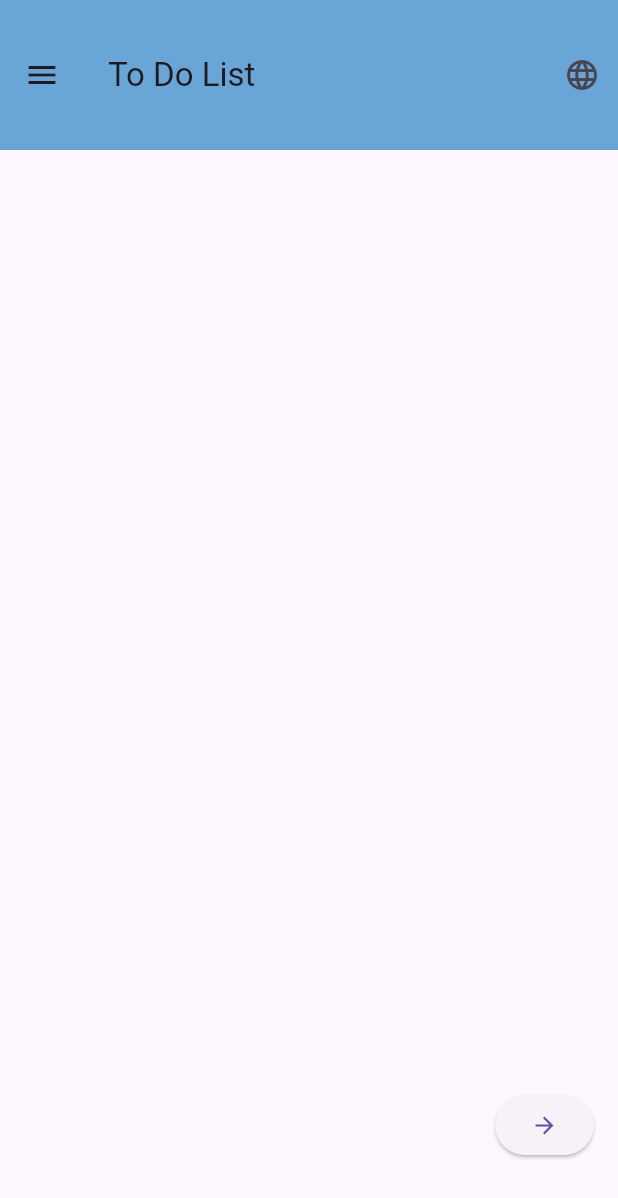
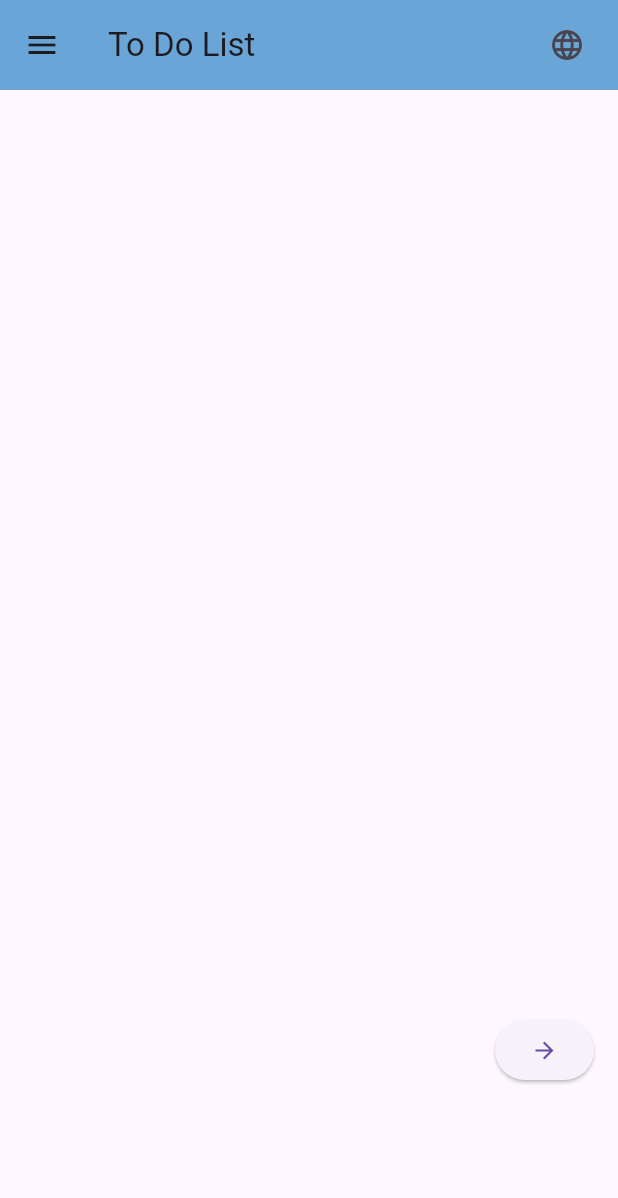
Before and after one commit to VDgit03/2025_LTTBDD_N04_Nhom_12, a Flutter app: the screen it shows after launch, on a phone screen of 412 x 824 dp. Shown: the top 1198 px of the screen. Run offline on Flutter 3.47's test engine with Material 3 defaults, Android fonts, the phone set to English and light mode, and no system bars.

Commit message:
tách scaffold thành 1 file và sửa lại cấu trúc file dự án

```diff
--- a/lib/dashboard.dart
+++ b/lib/dashboard.dart
@@ -5,6 +5,6 @@ class dashboard extends StatelessWidget {
 
   @override
   Widget build(BuildContext context) {
-    return Container(height: 610);
+    return Container(height: 600, width: 600, child: Row());
   }
 }
--- /dev/null
+++ b/lib/homepage.dart
@@ -0,0 +1,65 @@
+import 'package:flutter/material.dart';
+import 'navigation.dart';
+import 'dashboard.dart';
+
+class Homepage extends StatelessWidget {
+  const Homepage({super.key});
+
+  @override
+  Widget build(BuildContext context) {
+    return Scaffold(
+      appBar: AppBar(
+        backgroundColor: const Color.fromARGB(255, 105, 166, 215),
+        toolbarHeight: 60,
+        title: Text('To Do List', textAlign: TextAlign.center),
+        actions: [
+          IconButton(onPressed: () {}, icon: Icon(Icons.language)),
+          Padding(padding: EdgeInsets.only(right: 10)),
+        ],
+      ),
+      drawer: Drawer(
+        child: ListView(
+          padding: EdgeInsets.zero,
+          children: [
+            //header của drawer
+            const DrawerHeader(
+              padding: EdgeInsets.only(top: 50),
+              decoration: BoxDecoration(
+                color: Color.fromARGB(255, 105, 166, 215),
+              ),
+              child: Text(
+                'Daily List',
+                textAlign: TextAlign.center,
+                style: TextStyle(fontSize: 30),
+              ),
+            ),
+            // link trang chủ
+            ListTile(
+              leading: Icon(Icons.home),
+              title: Text('Trang chủ'),
+              onTap: () {
+                // Đóng Drawer lại
+                Navigator.pop(context);
+                // Có thể thêm điều hướng tới Home nếu có nhiều trang
+                ScaffoldMessenger.of(context).showSnackBar(
+                  const SnackBar(
+                    backgroundColor: Color.fromARGB(255, 105, 166, 215),
+                    content: Text(
+                      'Đã tới Trang chủ',
+                      textAlign: TextAlign.center,
+                      style: TextStyle(fontSize: 18, color: Colors.black),
+                    ),
+                  ),
+                );
+              },
+            ),
+            ListTile(),
+          ],
+        ),
+      ),
+      body: const SingleChildScrollView(
+        child: Column(children: [dashboard(), navigation_dashboard()]),
+      ),
+    );
+  }
+}
--- a/lib/main.dart
+++ b/lib/main.dart
@@ -1,6 +1,6 @@
 import 'package:flutter/material.dart';
-import 'navigation.dart';
-import 'dashboard.dart';
+import 'package:mobile_ck/dashboard.dart';
+import 'homepage.dart';
 
 void main() {
   runApp(const MyApp());
@@ -15,66 +15,7 @@ class MyApp extends StatelessWidget {
       debugShowCheckedModeBanner: false,
       title: 'To do list',
       theme: ThemeData(primarySwatch: Colors.blue),
-      home: MY_page_home(),
+      home: Homepage(),
     );
   }
 }
-
-class MY_page_home extends StatelessWidget {
-  const MY_page_home({super.key});
-
-  @override
-  Widget build(BuildContext context) {
-    return Scaffold(
-      appBar: AppBar(
-        backgroundColor: const Color.fromARGB(255, 105, 166, 215),
-        toolbarHeight: 100,
-        title: Text('To Do List', textAlign: TextAlign.center),
-        actions: [IconButton(onPressed: () {}, icon: Icon(Icons.language))],
-      ),
-      drawer: Drawer(
-        child: ListView(
-          padding: EdgeInsets.zero,
-          children: [
-            //header của drawer
-            const DrawerHeader(
-              padding: EdgeInsets.only(top: 50),
-              decoration: BoxDecoration(
-                color: Color.fromARGB(255, 105, 166, 215),
-              ),
-              child: Text(
-                'Daily List',
-                textAlign: TextAlign.center,
-                style: TextStyle(fontSize: 30),
-              ),
-            ),
-            // link trang chủ
-            ListTile(
-              leading: Icon(Icons.home),
-              title: Text('Trang chủ'),
-              onTap: () {
-                // Đóng Drawer lại
-                Navigator.pop(context);
-                // Có thể thêm điều hướng tới Home nếu có nhiều trang
-                ScaffoldMessenger.of(context).showSnackBar(
-                  const SnackBar(
-                    backgroundColor: Color.fromARGB(255, 105, 166, 215),
-                    content: Text(
-                      'Đã tới Trang chủ',
-                      textAlign: TextAlign.center,
-                      style: TextStyle(fontSize: 18, color: Colors.black),
-                    ),
-                  ),
-                );
-              },
-            ),
-            ListTile(),
-          ],
-        ),
-      ),
-      body: SingleChildScrollView(
-        child: Column(children: [dashboard(), navigation_dashboard()]),
-      ),
-    );
-  }
-}
--- a/lib/navigation.dart
+++ b/lib/navigation.dart
@@ -1,5 +1,5 @@
 import 'package:flutter/material.dart';
-import 'package:mobile_ck/page.dart';
+import 'package:mobile_ck/ViewPage/page.dart';
 
 void next_page(BuildContext context, Widget man_hinh) {
   Navigator.push(
```
Also changed, not shown: lib/ViewPage/page.dart (renamed from lib/page.dart).
